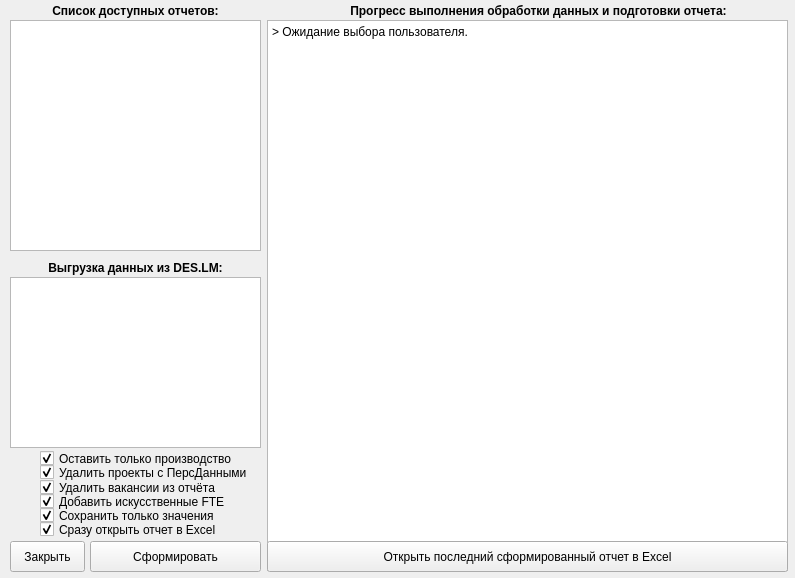
Above: Qt5Project/Windows.ui from DIVIGL1/DES.LM.Reports before the change. Below: the same form after it.
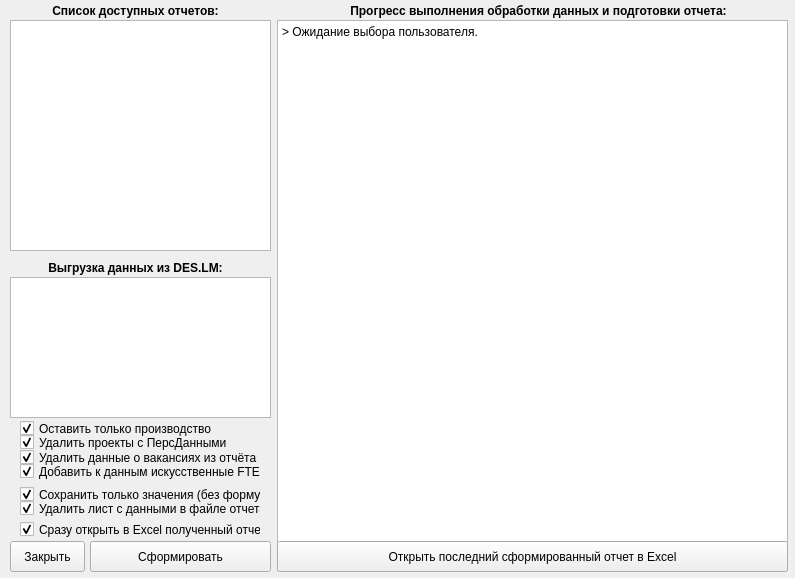
That is the form after the change.

Commit message: Added a checkbox on the main window that controls the deletion or saving of sheets of Excel file with "raw" data.

Diff of the .ui file:
```diff
--- a/Qt5Project/Windows.ui
+++ b/Qt5Project/Windows.ui
@@ -50,9 +50,9 @@
     </property>
     <property name="geometry">
      <rect>
-      <x>40</x>
-      <y>479</y>
-      <width>221</width>
+      <x>20</x>
+      <y>449</y>
+      <width>241</width>
       <height>17</height>
      </rect>
     </property>
@@ -63,7 +63,7 @@
      </sizepolicy>
     </property>
     <property name="text">
-     <string>Удалить вакансии из отчёта</string>
+     <string>Удалить данные о вакансиях из отчёта</string>
     </property>
     <property name="checked">
      <bool>true</bool>
@@ -90,7 +90,7 @@
      <rect>
       <x>90</x>
       <y>541</y>
-      <width>171</width>
+      <width>181</width>
       <height>31</height>
      </rect>
     </property>
@@ -109,7 +109,7 @@
      <rect>
       <x>10</x>
       <y>20</y>
-      <width>251</width>
+      <width>261</width>
       <height>231</height>
      </rect>
     </property>
@@ -159,8 +159,8 @@
      <rect>
       <x>10</x>
       <y>277</y>
-      <width>251</width>
-      <height>171</height>
+      <width>261</width>
+      <height>141</height>
      </rect>
     </property>
     <property name="editTriggers">
@@ -207,9 +207,9 @@
     </property>
     <property name="geometry">
      <rect>
-      <x>267</x>
+      <x>277</x>
       <y>20</y>
-      <width>521</width>
+      <width>511</width>
       <height>551</height>
      </rect>
     </property>
@@ -263,9 +263,9 @@
     </property>
     <property name="geometry">
      <rect>
-      <x>40</x>
+      <x>20</x>
       <y>521</y>
-      <width>221</width>
+      <width>241</width>
       <height>17</height>
      </rect>
     </property>
@@ -276,7 +276,7 @@
      </sizepolicy>
     </property>
     <property name="text">
-     <string>Сразу открыть отчет в Excel</string>
+     <string>Сразу открыть в Excel полученный отчет</string>
     </property>
     <property name="checked">
      <bool>true</bool>
@@ -288,9 +288,9 @@
    <widget class="QPushButton" name="pushButtonOpenLastReport">
     <property name="geometry">
      <rect>
-      <x>267</x>
+      <x>277</x>
       <y>541</y>
-      <width>521</width>
+      <width>511</width>
       <height>31</height>
      </rect>
     </property>
@@ -319,9 +319,9 @@
     </property>
     <property name="geometry">
      <rect>
-      <x>40</x>
-      <y>507</y>
-      <width>221</width>
+      <x>20</x>
+      <y>486</y>
+      <width>241</width>
       <height>17</height>
      </rect>
     </property>
@@ -332,7 +332,7 @@
      </sizepolicy>
     </property>
     <property name="text">
-     <string>Сохранить только значения</string>
+     <string>Сохранить только значения (без формул)</string>
     </property>
     <property name="checked">
      <bool>true</bool>
@@ -347,9 +347,9 @@
     </property>
     <property name="geometry">
      <rect>
-      <x>40</x>
-      <y>493</y>
-      <width>221</width>
+      <x>20</x>
+      <y>463</y>
+      <width>241</width>
       <height>17</height>
      </rect>
     </property>
@@ -360,7 +360,7 @@
      </sizepolicy>
     </property>
     <property name="text">
-     <string>Добавить искусственные FTE</string>
+     <string>Добавить к данным искусственные FTE</string>
     </property>
     <property name="checked">
      <bool>true</bool>
@@ -375,8 +375,8 @@
     </property>
     <property name="geometry">
      <rect>
-      <x>40</x>
-      <y>464</y>
+      <x>20</x>
+      <y>434</y>
       <width>221</width>
       <height>17</height>
      </rect>
@@ -403,8 +403,8 @@
     </property>
     <property name="geometry">
      <rect>
-      <x>40</x>
-      <y>450</y>
+      <x>20</x>
+      <y>420</y>
       <width>221</width>
       <height>17</height>
      </rect>
@@ -425,6 +425,34 @@
      <bool>false</bool>
     </property>
    </widget>
+   <widget class="QCheckBox" name="checkBoxDelRawData">
+    <property name="enabled">
+     <bool>true</bool>
+    </property>
+    <property name="geometry">
+     <rect>
+      <x>20</x>
+      <y>500</y>
+      <width>241</width>
+      <height>17</height>
+     </rect>
+    </property>
+    <property name="sizePolicy">
+     <sizepolicy hsizetype="Minimum" vsizetype="Fixed">
+      <horstretch>0</horstretch>
+      <verstretch>0</verstretch>
+     </sizepolicy>
+    </property>
+    <property name="text">
+     <string>Удалить лист с данными в файле отчета</string>
+    </property>
+    <property name="checked">
+     <bool>true</bool>
+    </property>
+    <property name="autoRepeat">
+     <bool>false</bool>
+    </property>
+   </widget>
   </widget>
  </widget>
  <resources/>
```
Left out of the diff: 15 changed lines with no effect on the pictures.
